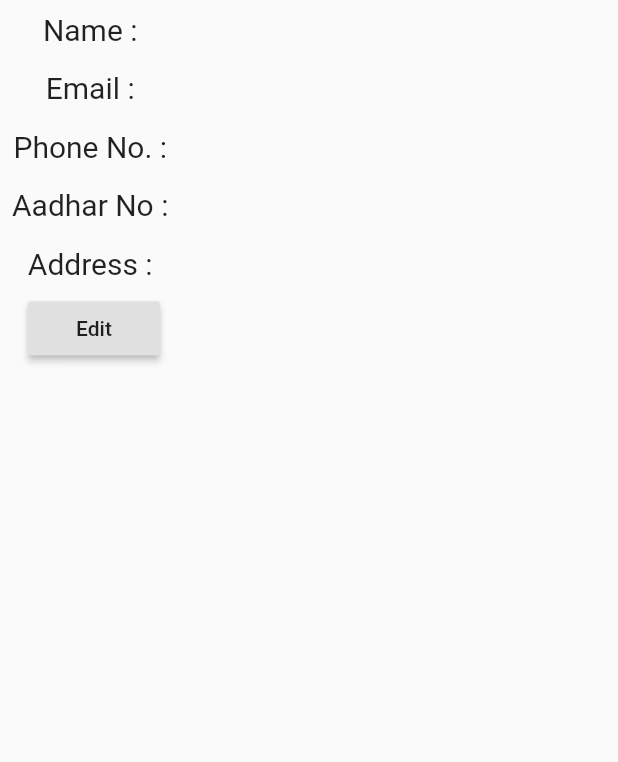
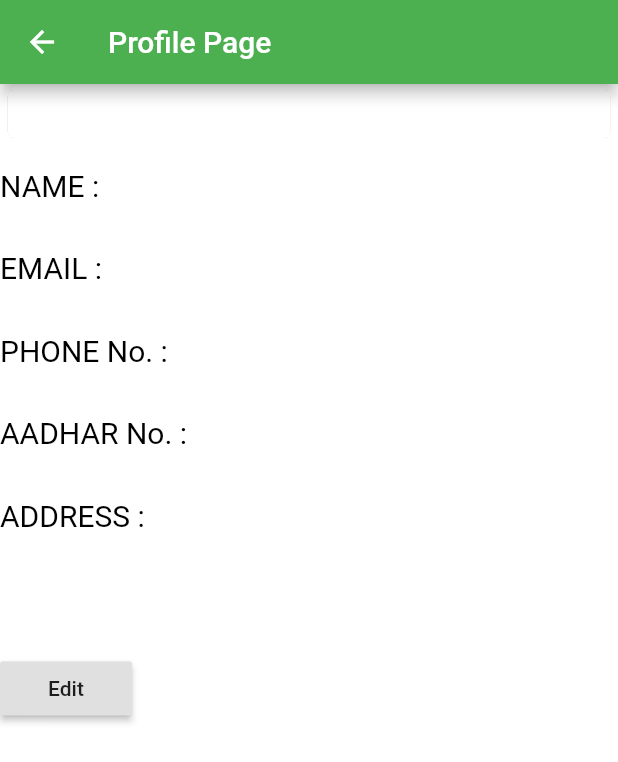
Before and after one commit to RohanAchar/digipay, a Flutter app: the ProfileView screen opened directly, on a phone screen of 412 x 824 dp. Shown: the top 762 px of the screen. Run offline on Flutter 3.47's test engine with Material 2 defaults, Android fonts, the phone set to English and light mode, and no system bars; our stand-ins replace auto_size_text, cloud_firestore, firebase_auth, string_validator; accounts and stored records are empty.

Commit message:
Chinki's display profile

```diff
--- a/lib/main.dart
+++ b/lib/main.dart
@@ -7,6 +7,7 @@ import 'package:digipay_master1/views/sign_up_view.dart';
 import 'package:digipay_master1/widgets/provider_widget.dart';
 import 'package:digipay_master1/services/auth_service.dart';
 import 'package:digipay_master1/views/profile/profile.dart';
+import 'package:digipay_master1/models/uid.dart';
 
 void main() => runApp(MyApp());
 
@@ -36,12 +37,13 @@ class HomeController extends StatelessWidget {
   @override
   Widget build(BuildContext context) {
     final AuthService auth = Provider.of(context).auth;
+
     return StreamBuilder<String>(
       stream: auth.onAuthStateChanged,
       builder: (context, AsyncSnapshot<String> snapshot) {
         if (snapshot.connectionState == ConnectionState.active) {
           final bool signedIn = snapshot.hasData;
-          return signedIn ? Dashboard(): FirstView();
+          return signedIn ? Profile(): FirstView();
         }
         return CircularProgressIndicator();
       },
--- a/lib/views/dashboard.dart
+++ b/lib/views/dashboard.dart
@@ -8,6 +8,7 @@ import 'package:digipay_master1/services/auth_service.dart';
 import 'shop.dart';
 import 'package:scoped_model/scoped_model.dart';
 import 'package:digipay_master1/views/profile/displayprofile.dart';
+
 
 class Dashboard extends StatefulWidget {
   @override
@@ -170,7 +171,7 @@ class _DashboardState extends State<Dashboard> {
   }
 
 
-  Card makeDashboardItem1(String title, IconData icon) {
+  Card makeDashboardItem1(String title, IconData icon)  {
     return Card(
       color:Colors.white,
         elevation: 0.01,
@@ -221,7 +222,7 @@ class _DashboardState extends State<Dashboard> {
           ),
         ));
   }
-  Card makeDashboardItem(String title, IconData icon) {
+  Card makeDashboardItem(String title, IconData icon)  {
     return Card(
       color:Colors.blue[800],
         elevation: 0.01,
--- a/lib/views/profile/displayprofile.dart
+++ b/lib/views/profile/displayprofile.dart
@@ -10,7 +10,7 @@ import 'package:cloud_firestore/cloud_firestore.dart';
 
 final scaffoldKey = new GlobalKey<ScaffoldState>();
 final formKey = new GlobalKey<FormState>();
-
+/*
 class ProfileView extends StatelessWidget {
 
   final _formKey = GlobalKey<FormState>();
@@ -34,49 +34,12 @@ class ProfileView extends StatelessWidget {
           } else {
             return displayUserInformation(context, snapshot);
 
-            /* final listElements = snapshot.data.documents;
-            List<UserDeets> conversationList = [];
-            for (var user in listElements) {
-              final String uid = user.data['user_id'];
-              print('$uid');
 
-              final z = UserDeets(
-                friendUID: uid,
-              );
-              conversationList.add(z);
-            }
-            loading = false;
-            return ListView(
-              children: conversationList,
-            );*/
           }
         });
   }
 
 
-  /*return SingleChildScrollView(
-      child: Container(
-        width: MediaQuery
-            .of(context)
-            .size
-            .width,
-        key: _formKey,
-        child: Column(
-          children: <Widget>[
-            FutureBuilder(
-              future: Provider.of(context).auth.getCurrentUser(),
-              builder: (context, snapshot) {
-                if (snapshot.connectionState == ConnectionState.done) {
-                  return displayUserInformation(context, snapshot);
-                } else {
-                  return CircularProgressIndicator();
-                }
-              },
-            )
-          ],
-        ),
-      ),
-    ); */
 
 
   Widget displayUserInformation(context, snapshot) {
@@ -264,11 +227,11 @@ class ProfileView extends StatelessWidget {
                   padding: EdgeInsets.symmetric(
                       vertical: 12, horizontal: 40),
 
-                  color: Colors.lightGreen,
+                  color: Colors.blue,
                   child: Text(
                     "Update",
                     style: TextStyle(
-                      color: Colors.black54,
+                      color: Colors.white,
                       fontSize: 20,
                       fontWeight: FontWeight.bold,),
                   ),
@@ -297,4 +260,221 @@ class ProfileView extends StatelessWidget {
         });
   }
 
+} */
+
+
+
+
+
+
+
+class ProfileView extends StatelessWidget {
+
+  final _formKey = GlobalKey<FormState>();
+
+
+
+  @override
+  Widget build(BuildContext context)  {
+
+    Firestore _firestore = Firestore.instance;
+
+    //final user =Provider.of(context).auth.getCurrentUser();
+
+    return StreamBuilder<DocumentSnapshot>(
+        stream: _firestore
+            .collection('users')
+            .document('$current_user_uid')
+            .snapshots(),
+        builder: (context, snapshot) {
+          if (!snapshot.hasData) {
+            print("No data found");
+            return CircularProgressIndicator();
+
+          } else {
+            return displayUserInformation(context, snapshot);
+
+
+          }
+        });
+  }
+
+
+
+
+  Widget displayUserInformation(context, snapshot) {
+    final user = snapshot.data;
+
+    return Scaffold(
+      appBar: AppBar(
+
+        leading: FlatButton(
+          onPressed: (){
+            Navigator.pop(context);
+          },
+          child: Icon(
+            Icons.arrow_back,
+            color: Colors.white,
+          ),
+        ),
+        title: Text("Profile Page"),
+      ),
+      backgroundColor: Color.fromRGBO(255,255,255, 1.0),
+      body:Column(
+        mainAxisAlignment: MainAxisAlignment.start,
+        mainAxisSize: MainAxisSize.max,
+        crossAxisAlignment: CrossAxisAlignment.start,
+        verticalDirection: VerticalDirection.down,
+        children: <Widget>[
+          Container(
+            height:40,
+            width:double.maxFinite,
+            margin:EdgeInsets.only(left:1.0,right:1.0),
+            child:Card(
+              elevation:0.01,
+              color:Colors.white,
+
+
+            ),
+          ),
+
+
+
+          Text(""),
+          Container(
+            child: Column(
+
+              mainAxisAlignment: MainAxisAlignment.center,
+              children: <Widget>[
+                Text(
+                  'NAME : ${user['user_name']}',
+                  style:  TextStyle(
+                    color: Colors.black,
+                    fontSize: 20,
+                  ),
+                ),
+
+              ],
+            ),
+          ),
+
+          Text(""),
+          Text(""),
+
+
+          Container(
+            child: Column(
+
+              mainAxisAlignment: MainAxisAlignment.center,
+              children: <Widget>[
+                Text(
+                  'EMAIL : ${user['user_email']}',
+                  style:  TextStyle(
+                    color: Colors.black,
+                    fontSize: 20,
+                  ),
+                ),
+
+              ],
+            ),
+          ),
+          Text(""),
+          Text(""),
+          Container(
+            child: Column(
+
+              mainAxisAlignment: MainAxisAlignment.center,
+              children: <Widget>[
+
+                Text(
+                    'PHONE No. : ${user['user_phone']}',
+                    style: TextStyle(
+                      color: Colors.black,
+                      fontSize: 20,
+
+                    )
+                ),
+
+              ],
+            ),
+          ),
+          Text(""),
+          Text(""),
+
+          Container(
+            child: Column(
+
+              mainAxisAlignment: MainAxisAlignment.center,
+              children: <Widget>[
+                Text(
+                    'AADHAR No. : ${user['user_aadhar']}',
+                    style: TextStyle(
+                      color: Colors.black,
+                      fontSize: 20,
+
+                    )
+                ),
+
+              ],
+            ),
+
+          ),
+          Text("   "),
+          Text("  "),
+          Container(
+            child: Column(
+
+              mainAxisAlignment: MainAxisAlignment.center,
+              children: <Widget>[
+                Text(
+                    'ADDRESS : ${user['user_address']}',
+                    style: TextStyle(
+                      color: Colors.black,
+                      fontSize: 20,
+
+                    )
+                ),
+
+              ],
+            ),
+          ),
+          Text(" "),
+          Text(" "),
+          Text(" "),
+          Text(" "),
+          Text(" "),
+
+
+          showEditbtn(context, snapshot),
+
+
+        ],
+      ),
+    );
+  }
+  Widget showEditbtn(context, snapshot) {
+
+    final user = snapshot.data;
+    return RaisedButton(
+      child: Text("Edit"),
+      onPressed: () {
+        scaffoldKey.currentState.showSnackBar(SnackBar(content: Text('Editing Data')));
+        // _showEditProfile(user.name, user.phone, user.email, user.aadhar, user.address);
+
+
+      },
+    );
+  }
+
+  bool validate() {
+    final form = formKey.currentState; //all the text fields will be set to values
+    form.save();
+    if (form.validate()) {
+      form.save();
+      return true;
+    } else {
+      return false;
+    }
+  }
+
 }
```
